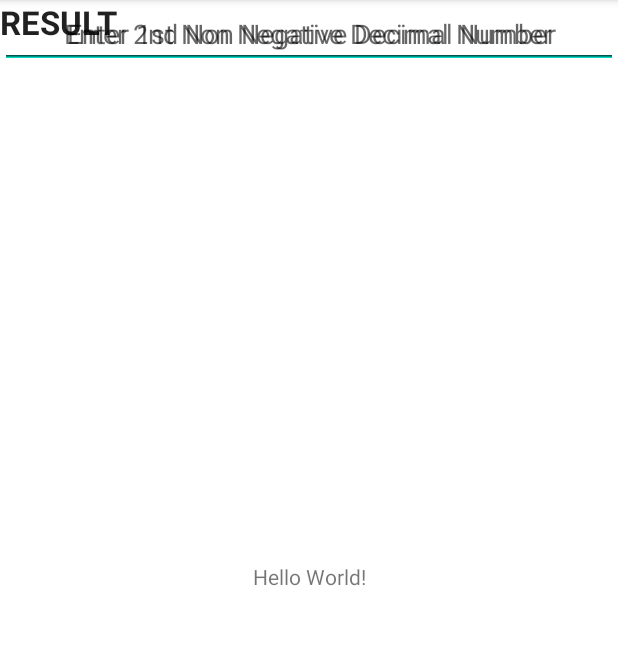
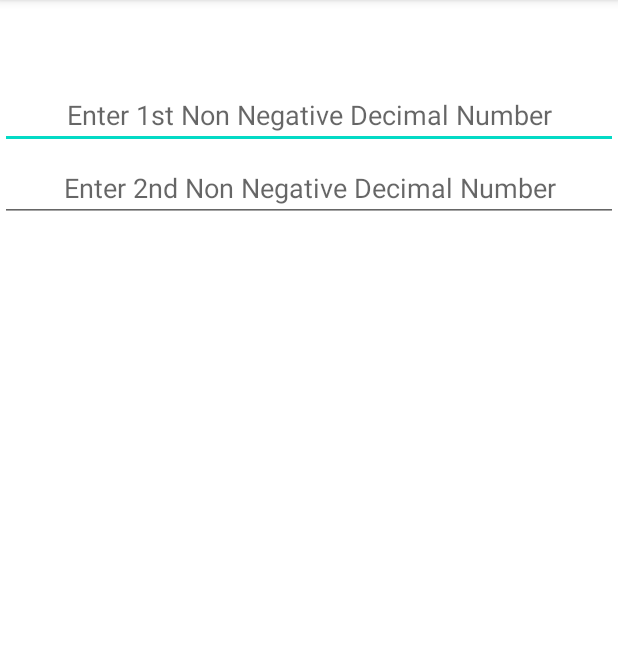
Before and after one commit to Abhiraj1668/Abhiraj_ECE558_Winter2021_Project1_SimpleCalculator, an Android app: the screen it shows after launch (MainActivity), on a phone screen of 412 x 824 dp, the part 84-729 px from its top. Run offline under Robolectric (Android 15) with nearby library versions, the phone set to English and light mode, and no system bars.

Commit message:
Input layout set

```diff
--- a/app/src/main/res/layout/activity_main.xml
+++ b/app/src/main/res/layout/activity_main.xml
@@ -5,15 +5,6 @@
     android:layout_width="match_parent"
     android:layout_height="match_parent"
     tools:context=".MainActivity">
-
-    <TextView
-        android:layout_width="wrap_content"
-        android:layout_height="wrap_content"
-        android:text="Hello World!"
-        app:layout_constraintBottom_toBottomOf="parent"
-        app:layout_constraintLeft_toLeftOf="parent"
-        app:layout_constraintRight_toRightOf="parent"
-        app:layout_constraintTop_toTopOf="parent" />
 
     <EditText
         android:id="@+id/editText_op1"
@@ -23,7 +14,11 @@
         android:ems="10"
         android:hint="@string/op1Hint"
         android:inputType="numberDecimal"
-        android:textAlignment="center"/>
+        android:textAlignment="center"
+        app:layout_constraintBottom_toBottomOf="parent"
+        app:layout_constraintTop_toTopOf="parent"
+        app:layout_constraintVertical_bias="0.075"
+        tools:layout_editor_absoluteX="0dp" />
 
     <EditText
         android:id="@+id/editText_op2"
@@ -33,16 +28,20 @@
         android:ems="10"
         android:hint="@string/op2Hint"
         android:inputType="numberDecimal"
-        android:textAlignment="center"/>
+        android:textAlignment="center"
+        app:layout_constraintBottom_toBottomOf="parent"
+        app:layout_constraintTop_toBottomOf="@+id/editText_op1"
+        app:layout_constraintVertical_bias="0.005"
+        tools:layout_editor_absoluteX="0dp" />
 
-    <TextView
-        android:id="@+id/textViewResultLabel"
-        android:layout_width="match_parent"
-        android:layout_height="wrap_content"
-        android:layout_marginTop="18dp"
-        android:layout_weight="1"
-        android:text="@string/ResultLabel"
-        android:textAppearance="@android:style/TextAppearance.Material.Large"
-        android:textStyle="bold"></TextView>
+    <!--    <TextView-->
+<!--        android:id="@+id/textViewResultLabel"-->
+<!--        android:layout_width="match_parent"-->
+<!--        android:layout_height="wrap_content"-->
+<!--        android:layout_marginTop="18dp"-->
+<!--        android:layout_weight="1"-->
+<!--        android:text="@string/ResultLabel"-->
+<!--        android:textAppearance="@android:style/TextAppearance.Material.Large"-->
+<!--        android:textStyle="bold"></TextView>-->
 
 </androidx.constraintlayout.widget.ConstraintLayout>
```
